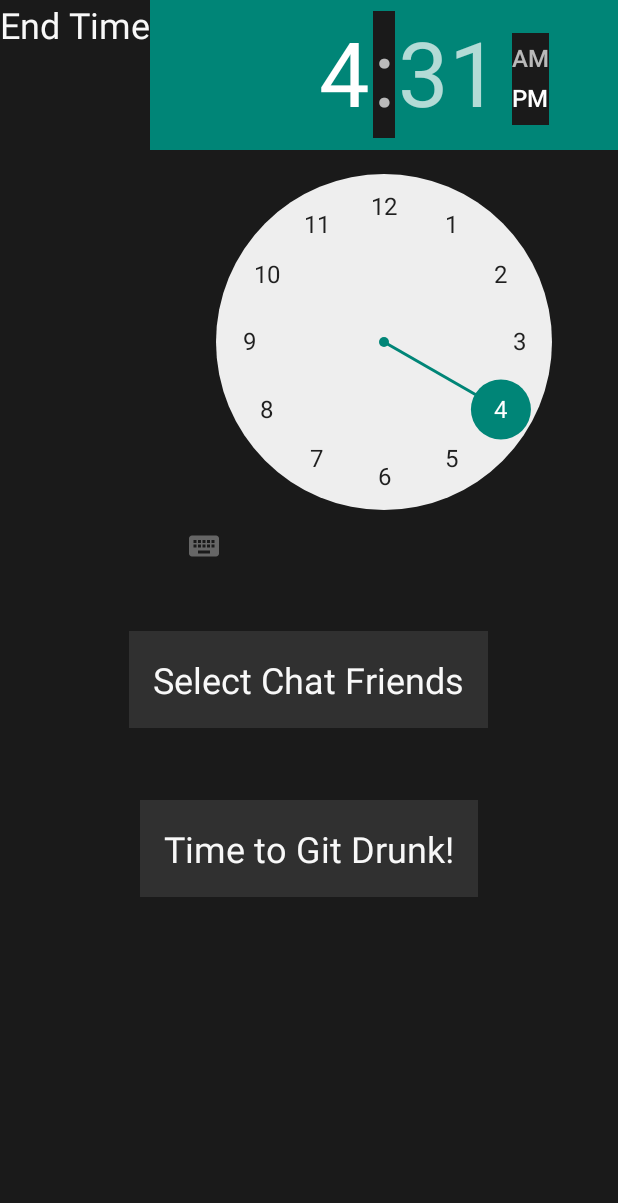
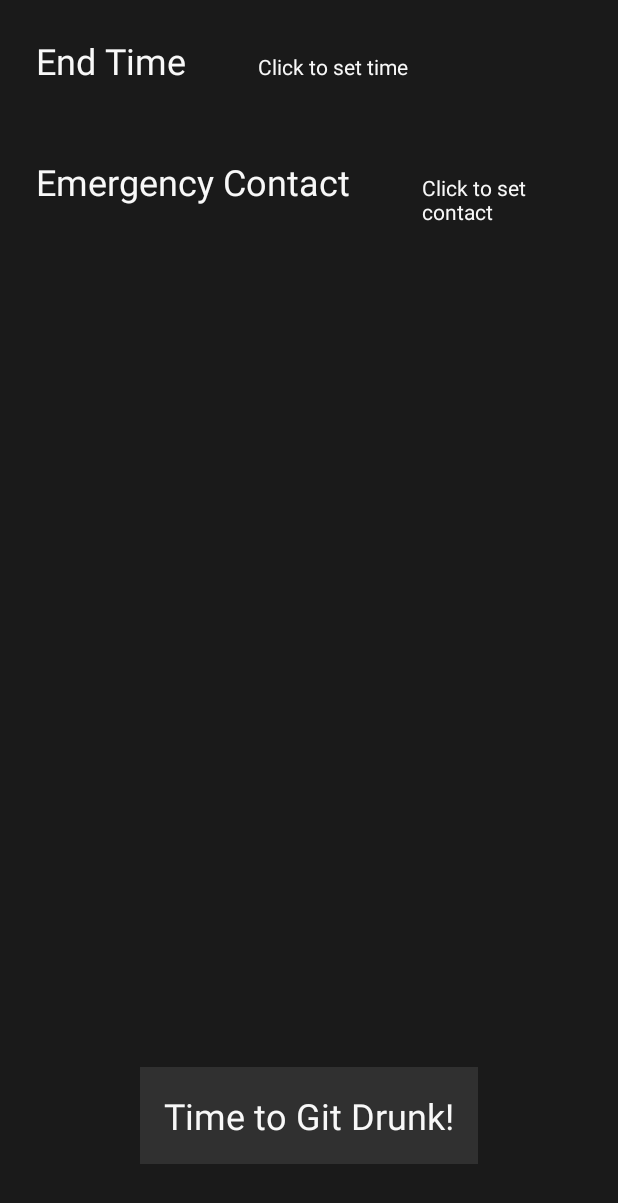
Before and after one commit to Charblee/App_Of_Shame, an Android app: the SetupActivity screen opened directly, with no data from a screen before it, on a phone screen of 412 x 824 dp. Shown: the top 1203 px of the screen. Run offline under Robolectric (Android 15) with nearby library versions, the phone set to English and light mode, and no system bars.

Commit message:
Set up time picker

```diff
--- a/app/src/main/java/com/example/rossc/appofshame/SetupActivity.java
+++ b/app/src/main/java/com/example/rossc/appofshame/SetupActivity.java
@@ -1,12 +1,22 @@
 package com.example.rossc.appofshame;
 
+import android.app.TimePickerDialog;
 import android.content.Intent;
 import android.os.Bundle;
+import android.provider.ContactsContract;
 import android.support.v7.app.AppCompatActivity;
 import android.view.View;
 import android.widget.Button;
+import android.widget.TextView;
+import android.widget.TimePicker;
+
+import java.util.Calendar;
 
 public class SetupActivity extends AppCompatActivity {
+
+    private String _emergencyText;
+    private int _hour = -1;
+    private int _minute = -1;
 
     @Override
     public void onCreate(Bundle savedInstanceState)
@@ -14,16 +24,43 @@ public class SetupActivity extends AppCompatActivity {
         super.onCreate(savedInstanceState);
         setContentView(R.layout.setup_activity);
 
-        Button emergency_button = (Button)findViewById(R.id.select_chat_friends);
-        emergency_button.setOnClickListener(new View.OnClickListener() {
+        TextView endTime = (TextView)findViewById(R.id.end_time);
+        displayTime();
+
+        endTime.setOnClickListener(new View.OnClickListener() {
             @Override
             public void onClick(View view) {
-                //contact picker
+                //Time Picker
+                TimePickerDialog timePicker = new TimePickerDialog(SetupActivity.this, new TimePickerDialog.OnTimeSetListener() {
+                    @Override
+                    public void onTimeSet(TimePicker timePicker, int hour, int minute) {
+                        _hour = hour;
+                        _minute = minute;
+
+                        displayTime();
+                    }
+                }, Calendar.HOUR_OF_DAY, Calendar.MINUTE, false);
+                timePicker.setTitle("Drunk count down");
+                timePicker.show();
             }
         });
 
-        Button git_drunk = (Button)findViewById(R.id.git_drunk);
-        git_drunk.setOnClickListener(new View.OnClickListener() {
+        TextView emergency = (TextView)findViewById(R.id.emergency_contact);
+        emergency.setText("Click to set contact");
+        emergency.setOnClickListener(new View.OnClickListener() {
+
+            final int CONTACT_PICKER_RESULT = 1001;
+
+            @Override
+            public void onClick(View view) {
+                //Contact Picker
+                Intent intent = new Intent(Intent.ACTION_PICK, ContactsContract.Contacts.CONTENT_URI);
+                startActivityForResult(intent, CONTACT_PICKER_RESULT);
+            }
+        });
+
+        Button gitDrunk = (Button)findViewById(R.id.git_drunk);
+        gitDrunk.setOnClickListener(new View.OnClickListener() {
             @Override
             public void onClick(View view) {
 
@@ -32,4 +69,35 @@ public class SetupActivity extends AppCompatActivity {
             }
         });
     }
+
+    private void displayTime()
+    {
+        TextView endTime = (TextView)findViewById(R.id.end_time);
+
+        if(_hour != -1 && _minute != -1)
+        {
+
+            StringBuilder time = new StringBuilder();
+            time.append((_hour%12 == 0)?12:_hour%12); //INLINE IFS!!!
+            time.append(":");
+            if(_minute<10)
+            {
+                time.append("0");
+            }
+            time.append(_minute);
+            if(_hour>=12)
+            {
+                time.append(" pm");
+            }
+            else
+            {
+                time.append(" am");
+            }
+            endTime.setText(time.toString());
+        }
+        else
+        {
+            endTime.setText("Click to set time");
+        }
+    }
 }
--- a/app/src/main/res/layout/setup_activity.xml
+++ b/app/src/main/res/layout/setup_activity.xml
@@ -1,51 +1,63 @@
 <?xml version="1.0" encoding="utf-8"?>
-<LinearLayout xmlns:android="http://schemas.android.com/apk/res/android"
+<RelativeLayout xmlns:android="http://schemas.android.com/apk/res/android"
     android:layout_width="match_parent"
     android:layout_height="match_parent"
     android:orientation="vertical">
 
     <LinearLayout
-        android:layout_width="match_parent"
-        android:layout_height="wrap_content"
-        android:orientation="horizontal"
-        >
-        <TextView
         android:layout_width="wrap_content"
         android:layout_height="wrap_content"
-            android:text="End Time"
-            android:textSize="24sp"/>
-        <TimePicker
-            android:layout_width="0dp"
-            android:layout_height="wrap_content"
-            android:layout_weight="1"
-            >
-        </TimePicker>
-    </LinearLayout>
+        android:orientation="vertical">
+
         <LinearLayout
             android:layout_width="match_parent"
             android:layout_height="wrap_content"
             android:orientation="horizontal">
+
+            <TextView
+
+                android:layout_width="wrap_content"
+                android:layout_height="wrap_content"
+                android:layout_margin="24dp"
+                android:text="End Time"
+                android:textSize="24sp" />
+
+            <TextView
+                android:id="@+id/end_time"
+                android:layout_width="0dp"
+                android:layout_margin="24dp"
+                android:layout_height="wrap_content"
+                android:layout_weight="1"/>
+        </LinearLayout>
+
+        <LinearLayout
+            android:layout_width="match_parent"
+            android:layout_height="wrap_content"
+            android:orientation="horizontal">
+
             <TextView
                 android:layout_width="wrap_content"
                 android:layout_height="wrap_content"
-            android:textSize="24sp"/>
+                android:text="Emergency Contact"
+                android:layout_margin="24dp"
+                android:textSize="24sp" />
+
+            <TextView
+                android:id="@+id/emergency_contact"
+                android:layout_margin="24dp"
+                android:layout_width="0dp"
+                android:layout_height="wrap_content"
+                android:layout_weight="1"/>
         </LinearLayout>
+    </LinearLayout>
+
     <Button
+        android:id="@+id/git_drunk"
         android:layout_width="wrap_content"
         android:layout_height="wrap_content"
-        android:layout_marginBottom="48dp"
-        android:text="Select Chat Friends"
-        android:textSize="24sp"
-        android:layout_gravity="center"
-        android:id="@+id/select_chat_friends"
-        />
-    <Button
-        android:layout_width="wrap_content"
-        android:layout_height="wrap_content"
+        android:layout_alignParentBottom="true"
+        android:layout_centerInParent="true"
         android:layout_marginBottom="48dp"
         android:text="Time to Git Drunk!"
-        android:textSize="24sp"
-        android:layout_gravity="center"
-        android:id="@+id/git_drunk"
-        />
-    </LinearLayout>
+        android:textSize="24sp" />
+</RelativeLayout>
```
Lines whose indentation alone changed are shown as unchanged.
